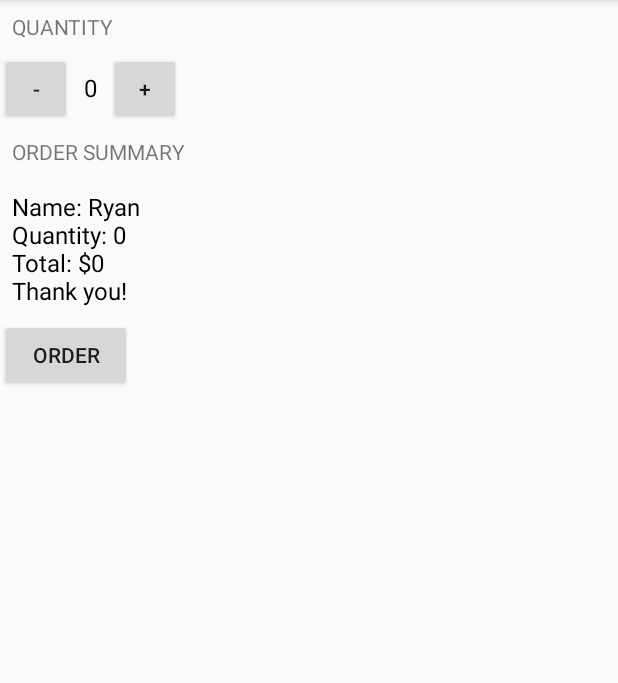
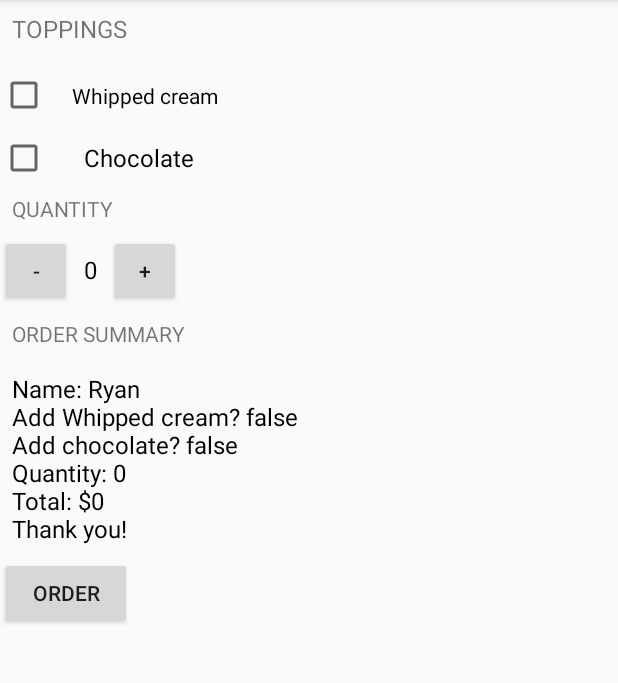
Before and after one commit to ryanstrong2/JustJava, an Android app: the screen it shows after launch (MainActivity), after a tap on "ORDER", on a phone screen of 412 x 824 dp, the part 84-767 px from its top. Run offline under Robolectric (Android 15) with nearby library versions, the phone set to English and light mode, and no system bars.

Commit message:
lesson 3 day 2

```diff
--- a/app/src/main/java/org/ryanstrong/justjava/MainActivity.java
+++ b/app/src/main/java/org/ryanstrong/justjava/MainActivity.java
@@ -4,6 +4,7 @@ package org.ryanstrong.justjava;
 import android.os.Bundle;
 import android.support.v7.app.AppCompatActivity;
 import android.view.View;
+import android.widget.CheckBox;
 import android.widget.TextView;
 
 import java.text.NumberFormat;
@@ -24,12 +25,18 @@ public class MainActivity extends AppCompatActivity {
      * This method is called when the order button is clicked.
      */
     public void submitOrder(View view) {
+        CheckBox checkBox =(CheckBox) findViewById(R.id.whip);
+        boolean hasWhippedCream = checkBox.isChecked();
+        CheckBox chocCheckBox =(CheckBox) findViewById(R.id.choc);
+        boolean hasChocolate = chocCheckBox.isChecked();
         int price = calculatePrice();
-        displayMessage(createOrderSummary(price));
+        displayMessage(createOrderSummary(price, hasWhippedCream, hasChocolate));
         }
-    private String createOrderSummary(int price){
+    private String createOrderSummary(int price, boolean hasWhippedCream, boolean hasChocolate){
 
-        return "Name: Ryan \nQuantity: " + quantity + "\nTotal: $" + price + "\nThank you!";
+        return "Name: Ryan \nAdd Whipped cream? " + hasWhippedCream + "\nAdd chocolate? "
+                + hasChocolate +
+                "\nQuantity: " + quantity + "\nTotal: $" + price + "\nThank you!";
     }
     /**
      * Calculates the total price of the order.
--- a/app/src/main/res/layout/activity_main.xml
+++ b/app/src/main/res/layout/activity_main.xml
@@ -1,13 +1,41 @@
 <?xml version="1.0" encoding="utf-8"?>
+<ScrollView xmlns:android="http://schemas.android.com/apk/res/android"
+    xmlns:tools="http://schemas.android.com/tools"
+    android:layout_width="match_parent"
+    android:layout_height="match_parent">
 <LinearLayout xmlns:android="http://schemas.android.com/apk/res/android"
-    xmlns:app="http://schemas.android.com/apk/res-auto"
-    xmlns:tools="http://schemas.android.com/tools"
     android:layout_width="match_parent"
     android:layout_height="match_parent"
     android:gravity="top"
     android:orientation="vertical"
     tools:context="org.ryanstrong.justjava.MainActivity">
 
+    <TextView
+    android:layout_width="wrap_content"
+    android:layout_height="wrap_content"
+    android:textSize="16sp"
+    android:padding="8dp"
+    android:text="Toppings"
+    android:textAllCaps="true" />
+    <CheckBox
+        android:id="@+id/whip"
+        android:layout_width="wrap_content"
+        android:layout_height="wrap_content"
+        android:shadowColor="@color/colorPrimary"
+        android:padding="16dp"
+        android:layout_marginRight="8sp"
+        android:text="Whipped cream"
+        />
+
+    <CheckBox
+        android:id="@+id/choc"
+        android:layout_width="wrap_content"
+        android:layout_height="wrap_content"
+        android:paddingLeft="24dp"
+        android:shadowColor="@color/colorPrimary"
+        android:textSize="16sp"
+        android:text="Chocolate"
+        />
     <TextView
         android:layout_width="wrap_content"
         android:layout_height="wrap_content"
@@ -68,3 +96,4 @@
         android:text="Order" />
 
 </LinearLayout>
+</ScrollView>
```
